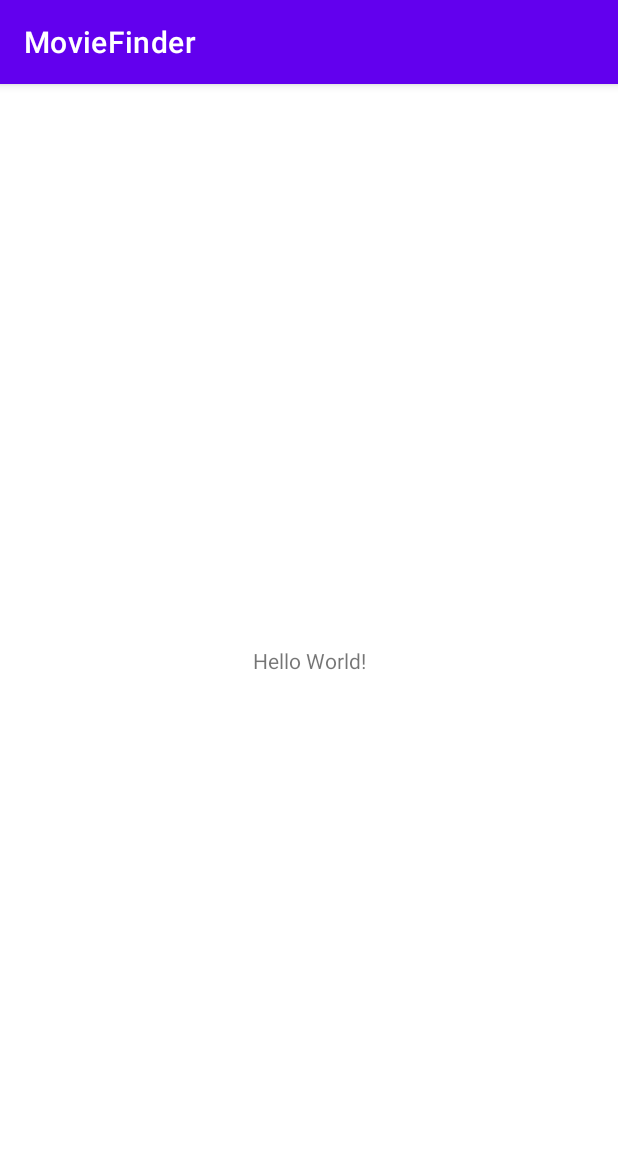
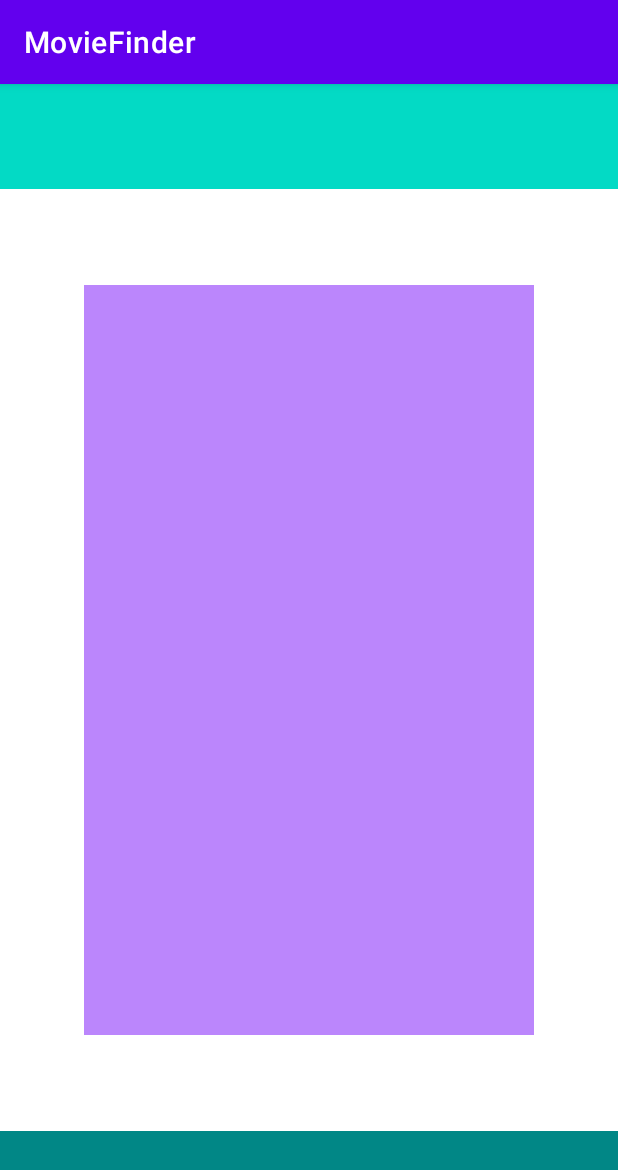
Before and after one commit to Seraf1n/MovieFinder, an Android app: the screen it shows after launch (MainActivity), on a phone screen of 412 x 824 dp. Shown: the top 1170 px of the screen. Run offline under Robolectric (Android 15) with nearby library versions, the light colour scheme and no system bars.

Commit message:
Added head/bottom menu layouts, content layout

```diff
--- a/app/src/main/res/layout/activity_main.xml
+++ b/app/src/main/res/layout/activity_main.xml
@@ -6,13 +6,37 @@
     android:layout_height="match_parent"
     tools:context=".MainActivity">
 
-    <TextView
-        android:layout_width="wrap_content"
-        android:layout_height="wrap_content"
-        android:text="Hello World!"
+    <LinearLayout
+        android:id="@+id/content"
+        android:layout_width="300dp"
+        android:layout_height="500dp"
+        android:background="@color/purple_200"
+        android:orientation="vertical"
+        app:layout_constraintBottom_toTopOf="@+id/bottomMenu"
+        app:layout_constraintEnd_toEndOf="parent"
+        app:layout_constraintStart_toStartOf="parent"
+        app:layout_constraintTop_toBottomOf="@+id/headMenu"></LinearLayout>
+
+    <FrameLayout
+        android:id="@+id/bottomMenu"
+        android:layout_width="match_parent"
+        android:layout_height="70dp"
+        android:background="@color/teal_700"
         app:layout_constraintBottom_toBottomOf="parent"
         app:layout_constraintEnd_toEndOf="parent"
+        app:layout_constraintStart_toStartOf="parent">
+
+    </FrameLayout>
+
+    <FrameLayout
+        android:id="@+id/headMenu"
+        android:layout_width="match_parent"
+        android:layout_height="70dp"
+        android:background="@color/teal_200"
+        app:layout_constraintEnd_toEndOf="parent"
         app:layout_constraintStart_toStartOf="parent"
-        app:layout_constraintTop_toTopOf="parent" />
+        app:layout_constraintTop_toTopOf="parent">
+
+    </FrameLayout>
 
 </androidx.constraintlayout.widget.ConstraintLayout>
```
